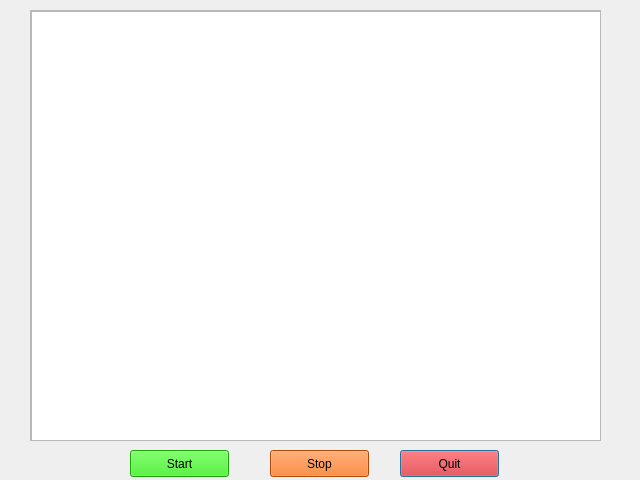
Above: demo.ui from calebxyz/bitcon_server before the change. Below: the same form after it.
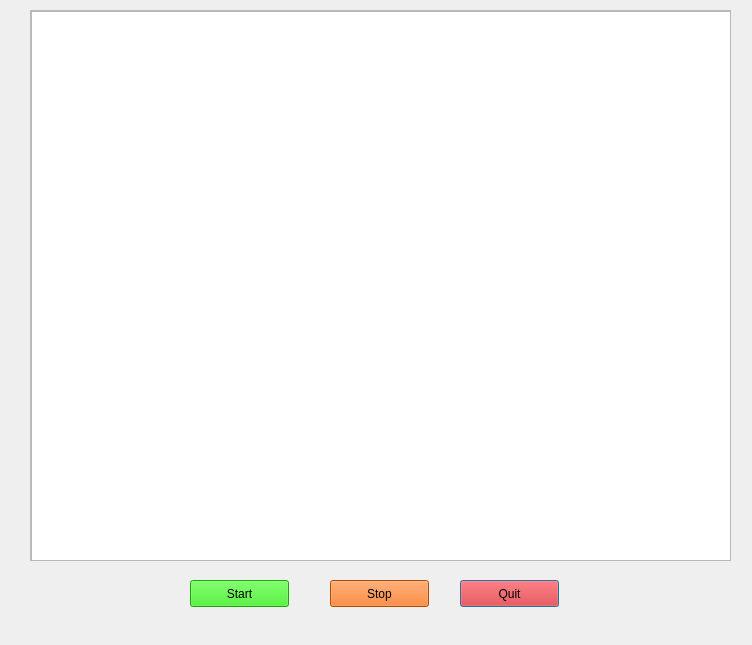
That is the form after the change.

```diff
--- a/demo.ui
+++ b/demo.ui
@@ -6,8 +6,8 @@
    <rect>
     <x>0</x>
     <y>0</y>
-    <width>640</width>
-    <height>480</height>
+    <width>752</width>
+    <height>645</height>
    </rect>
   </property>
   <property name="windowTitle">
@@ -16,8 +16,8 @@
   <widget class="QPushButton" name="pushButton">
    <property name="geometry">
     <rect>
-     <x>400</x>
-     <y>450</y>
+     <x>460</x>
+     <y>580</y>
      <width>99</width>
      <height>27</height>
     </rect>
@@ -33,8 +33,8 @@
   <widget class="QPushButton" name="pushButton_2">
    <property name="geometry">
     <rect>
-     <x>130</x>
-     <y>450</y>
+     <x>190</x>
+     <y>580</y>
      <width>99</width>
      <height>27</height>
     </rect>
@@ -50,8 +50,8 @@
   <widget class="QPushButton" name="pushButton_3">
    <property name="geometry">
     <rect>
-     <x>270</x>
-     <y>450</y>
+     <x>330</x>
+     <y>580</y>
      <width>99</width>
      <height>27</height>
     </rect>
@@ -69,8 +69,8 @@
     <rect>
      <x>30</x>
      <y>10</y>
-     <width>571</width>
-     <height>431</height>
+     <width>701</width>
+     <height>551</height>
     </rect>
    </property>
    <property name="widgetResizable">
@@ -81,8 +81,8 @@
      <rect>
       <x>0</x>
       <y>0</y>
-      <width>569</width>
-      <height>429</height>
+      <width>699</width>
+      <height>549</height>
      </rect>
     </property>
     <widget class="QTextEdit" name="textEdit">
@@ -90,8 +90,8 @@
       <rect>
        <x>0</x>
        <y>0</y>
-       <width>571</width>
-       <height>431</height>
+       <width>701</width>
+       <height>551</height>
       </rect>
      </property>
     </widget>
```
